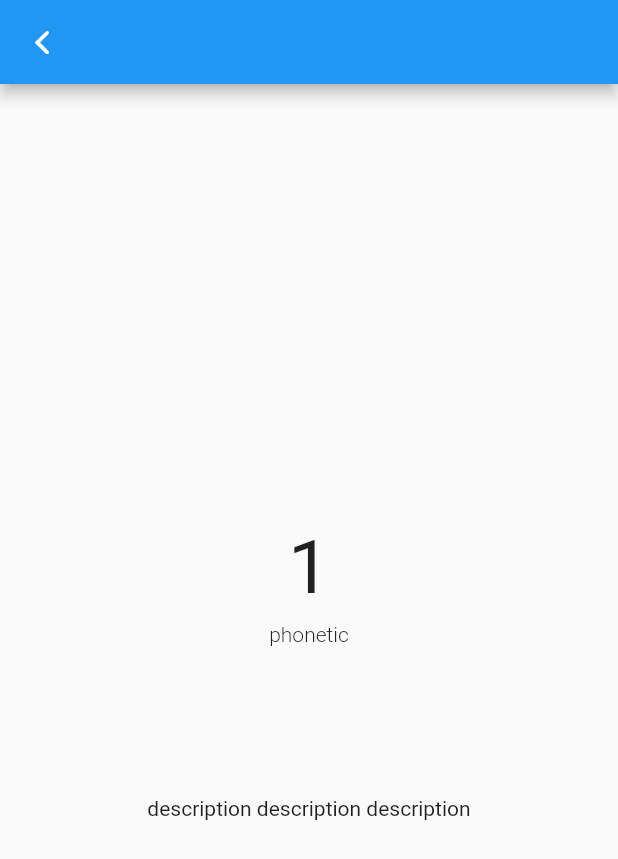
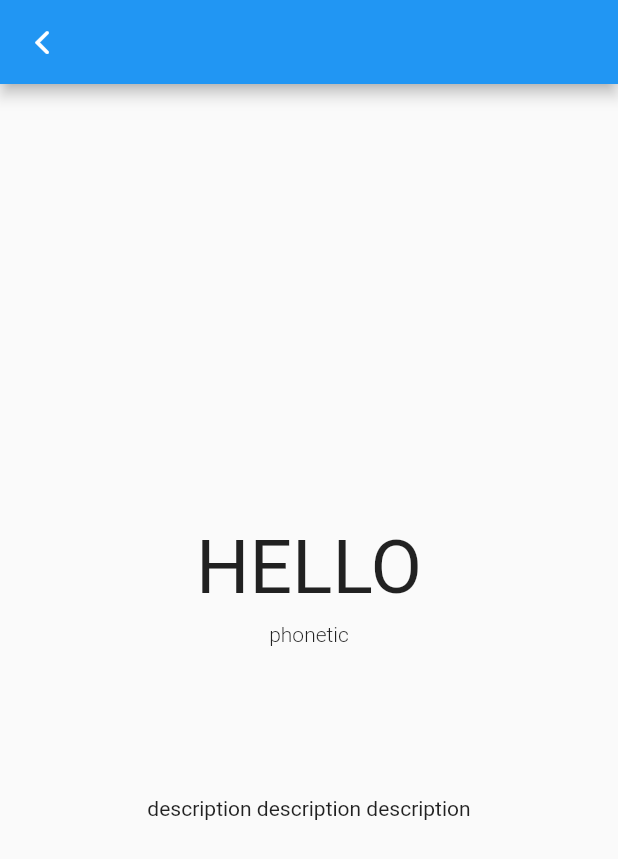
Before and after one commit to Aliamrol/Review, a Flutter app: the screen it shows after launch, on a phone screen of 412 x 824 dp. Shown: the top 859 px of the screen. Run offline on Flutter 3.47's test engine with Material 2 defaults, Android fonts, the phone set to English and light mode, and no system bars; our stand-ins replace bloc, dio, flutter_bloc.

```diff
--- a/lib/UI/Screens/review_page.dart
+++ b/lib/UI/Screens/review_page.dart
@@ -16,19 +16,26 @@ class ReviewPage extends StatefulWidget {
 }
 
 class _ReviewPageState extends State<ReviewPage> {
+  final PageController _myPage = PageController();
+
   @override
   Widget build(BuildContext context) {
     return Scaffold(
       appBar: AppBar(
         leading: IconButton(
-          icon: Icon(CupertinoIcons.back),
+          icon: const Icon(CupertinoIcons.back),
           onPressed: () {},
         ),
       ),
       // must implement with page view builder
-      body: PageView.builder(
-          itemBuilder: (context, int) =>
-              ShowCardWidget(cardEntity: CardEntity(id: 1))),
+      body: PageView(
+        controller: _myPage,
+        children: [
+          ShowCardWidget(cardEntity: CardEntity(id: 1, title: "HELLO")),
+          ShowCardWidget(cardEntity: CardEntity(id: 2, title: "BYE")),
+          ShowCardWidget(cardEntity: CardEntity(id: 3, title: "HOW R U"))
+        ],
+      ),
     );
   }
 }
--- a/lib/UI/Widgets/show_card_widget.dart
+++ b/lib/UI/Widgets/show_card_widget.dart
@@ -22,7 +22,7 @@ class _ShowCardWidget extends State<ShowCardWidget> {
           height: MediaQuery.of(context).size.height * 0.02,
         ),
         Text(
-          widget.cardEntity.id.toString() ?? "TITLE",
+          widget.cardEntity.title ?? "TITLE",
           style: TextStyle(
               fontSize: MediaQuery.of(context).textScaleFactor * 50,
               fontWeight: FontWeight.w400),
```
Also changed, not shown: lib/repository/data.dart (+1 -11 lines), lib/repository/repository.dart (added, +18 -0 lines).
